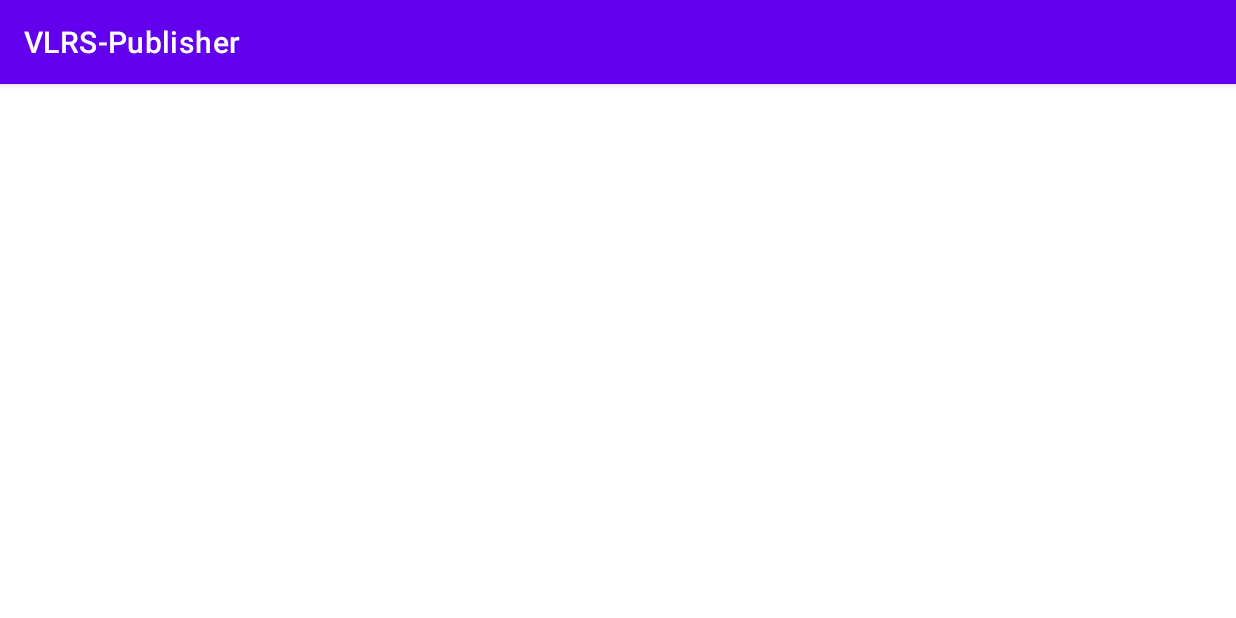
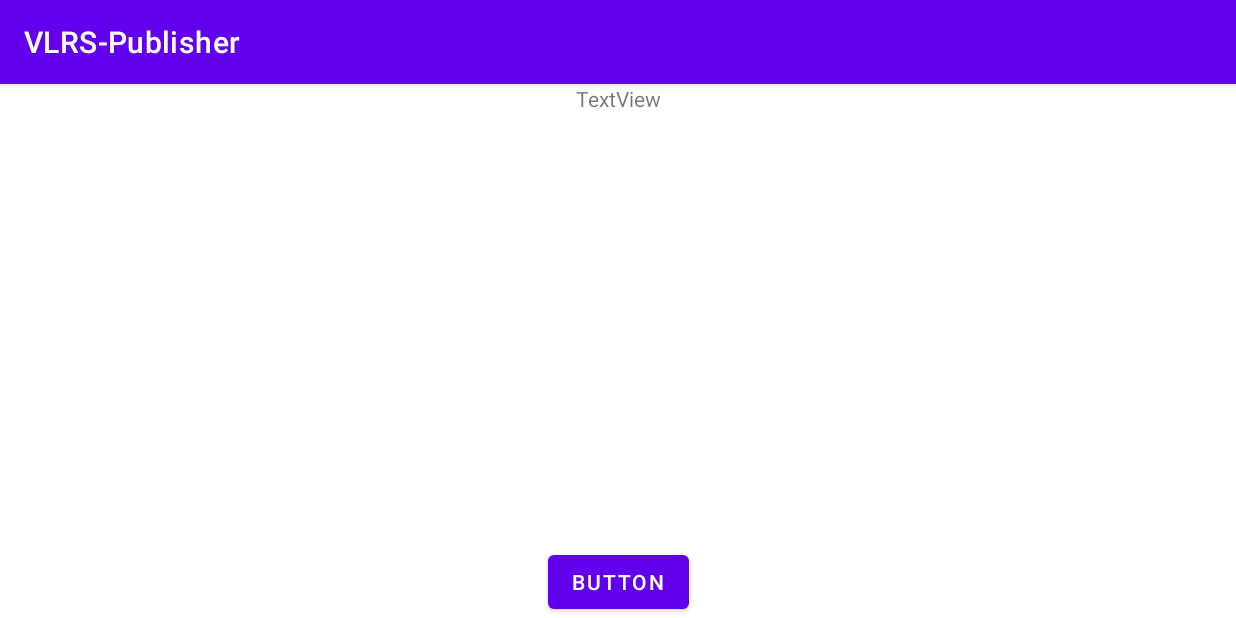
Before and after one commit to jasonchriscodes/VLRS-mqtt-publisher, an Android app: the screen it shows after launch (MainActivity before the commit, SplashScreen after it), on a phone screen of 824 x 412 dp (held sideways). Run offline under Robolectric (Android 15) with nearby library versions, the phone set to English and light mode, and no system bars; libraries missing offline, so code that uses them is left out: org.eclipse.paho; 6 statements that could not run were skipped.

Commit message:
chore: get Thingsboard map data

```diff
--- a/app/build.gradle
+++ b/app/build.gradle
@@ -30,6 +30,9 @@ android {
     kotlinOptions {
         jvmTarget = '1.8'
     }
+    buildFeatures {
+        viewBinding true
+    }
 }
 
 dependencies {
--- a/app/src/main/AndroidManifest.xml
+++ b/app/src/main/AndroidManifest.xml
@@ -20,11 +20,14 @@
         android:supportsRtl="true"
         android:theme="@style/Theme.NavTrack"
         tools:targetApi="31">
+        <activity
+            android:name=".MainActivity"
+            android:exported="false" />
 
         <service android:name="org.eclipse.paho.android.service.MqttService" />
 
         <activity
-            android:name=".MainActivity"
+            android:name=".SplashScreen"
             android:exported="true"
             android:screenOrientation="landscape">
             <intent-filter>
--- /dev/null
+++ b/app/src/main/java/com/jason/publisher/SplashScreen.kt
@@ -0,0 +1,42 @@
+package com.jason.publisher
+
+import android.content.Intent
+import androidx.appcompat.app.AppCompatActivity
+import android.os.Bundle
+import com.jason.publisher.databinding.ActivitySplashScreenBinding
+import org.json.JSONObject
+
+class SplashScreen : AppCompatActivity() {
+    private lateinit var mqttManager: MqttManager
+    private lateinit var binding: ActivitySplashScreenBinding
+    override fun onCreate(savedInstanceState: Bundle?) {
+        super.onCreate(savedInstanceState)
+        binding = ActivitySplashScreenBinding.inflate(layoutInflater)
+        setContentView(binding.root)
+
+        mqttManager = MqttManager(serverUri = "tcp://43.226.218.94:1883", clientId = "jasonAndroidClientId")
+
+        mqttManager.subscribe(topic = "v1/devices/me/attributes/response/+") { message ->
+            runOnUiThread {
+                binding.textview.text = message
+            }
+        }
+
+        binding.button.setOnClickListener {
+            val jsonObject = JSONObject()
+            jsonObject.put("sharedKeys","busRoute")
+            val jsonString = jsonObject.toString()
+            mqttManager.publish("v1/devices/me/attributes/request/5", jsonString)
+        }
+
+        binding.textview.setOnClickListener {
+            val intent = Intent(this, MainActivity::class.java)
+            startActivity(intent)
+        }
+    }
+
+    override fun onDestroy() {
+        super.onDestroy()
+        mqttManager.disconnect()
+    }
+}
--- /dev/null
+++ b/app/src/main/res/layout/activity_splash_screen.xml
@@ -0,0 +1,26 @@
+<?xml version="1.0" encoding="utf-8"?>
+<androidx.constraintlayout.widget.ConstraintLayout xmlns:android="http://schemas.android.com/apk/res/android"
+    xmlns:app="http://schemas.android.com/apk/res-auto"
+    xmlns:tools="http://schemas.android.com/tools"
+    android:layout_width="match_parent"
+    android:layout_height="match_parent"
+    tools:context=".SplashScreen">
+
+    <TextView
+        android:id="@+id/textview"
+        android:layout_width="wrap_content"
+        android:layout_height="wrap_content"
+        android:text="TextView"
+        app:layout_constraintTop_toTopOf="parent"
+        app:layout_constraintEnd_toEndOf="parent"
+        app:layout_constraintStart_toStartOf="parent" />
+
+    <Button
+        android:id="@+id/button"
+        android:layout_width="wrap_content"
+        android:layout_height="wrap_content"
+        android:text="Button"
+        app:layout_constraintEnd_toEndOf="parent"
+        app:layout_constraintBottom_toBottomOf="parent"
+        app:layout_constraintStart_toStartOf="parent" />
+</androidx.constraintlayout.widget.ConstraintLayout>
```
Also changed, not shown: app/src/main/java/com/jason/publisher/MainActivity.kt (+32 -1 lines), app/src/main/java/com/jason/publisher/MqttManager.kt (added, +49 -0 lines), app/src/main/res/layout/activity_main.xml (+22 -14 lines), 1 other file.
